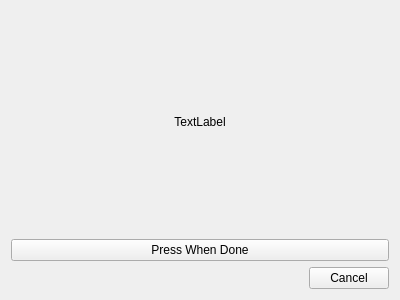
This is flexgui/src/tool_change.ui in jethornton/flexgui as Qt 5 draws it before an edit. The edited form follows.
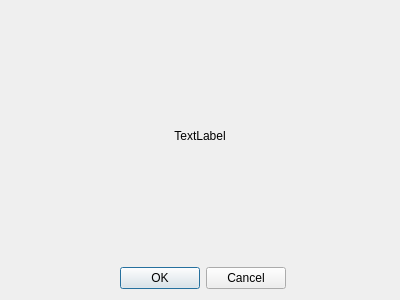
This is the edited form.

Commit message: add tool change abort and improve code

```diff
--- a/flexgui/src/tool_change.ui
+++ b/flexgui/src/tool_change.ui
@@ -1,7 +1,7 @@
 <?xml version="1.0" encoding="UTF-8"?>
 <ui version="4.0">
- <class>Form</class>
- <widget class="QWidget" name="Form">
+ <class>Dialog</class>
+ <widget class="QDialog" name="Dialog">
   <property name="geometry">
    <rect>
     <x>0</x>
@@ -14,21 +14,7 @@
    <string>Form</string>
   </property>
   <layout class="QGridLayout" name="gridLayout">
-   <item row="2" column="0">
-    <widget class="QDialogButtonBox" name="buttonBox">
-     <property name="standardButtons">
-      <set>QDialogButtonBox::Cancel</set>
-     </property>
-    </widget>
-   </item>
-   <item row="1" column="0">
-    <widget class="QPushButton" name="tool_change_done">
-     <property name="text">
-      <string>Press When Done</string>
-     </property>
-    </widget>
-   </item>
-   <item row="0" column="0">
+   <item row="0" column="0" colspan="2">
     <widget class="QLabel" name="tool_change_lb">
      <property name="text">
       <string>TextLabel</string>
@@ -38,6 +24,19 @@
      </property>
     </widget>
    </item>
+   <item row="2" column="1">
+    <widget class="QDialogButtonBox" name="buttonBox">
+     <property name="orientation">
+      <enum>Qt::Horizontal</enum>
+     </property>
+     <property name="standardButtons">
+      <set>QDialogButtonBox::Cancel|QDialogButtonBox::Ok</set>
+     </property>
+     <property name="centerButtons">
+      <bool>true</bool>
+     </property>
+    </widget>
+   </item>
   </layout>
  </widget>
  <resources/>
```
Left out of the diff: 37 changed lines with no effect on the pictures. The commit also changes 2 other files.
